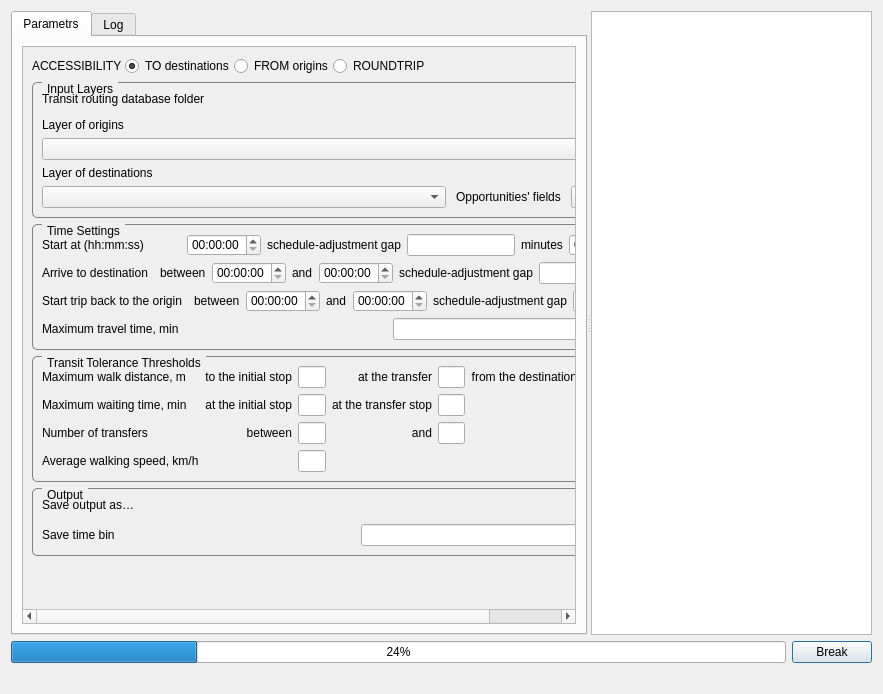
Before: the Qt Designer form UI/raptor.ui in ishusterman/tau_net_calc, drawn with Qt 5.
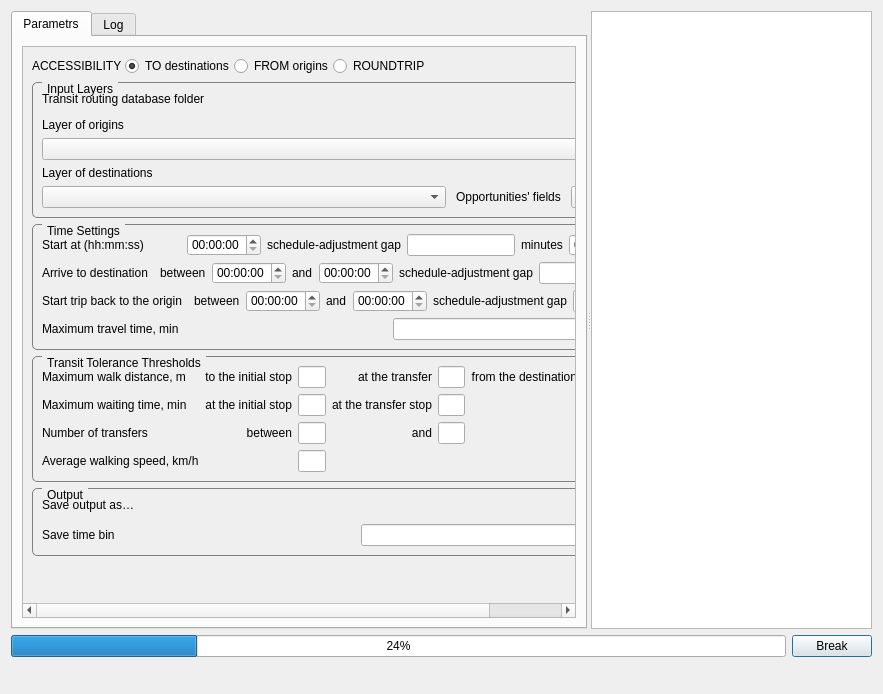
After: the same form once the commit is applied. Custom widgets are drawn as their Qt base class.

```diff
--- a/UI/raptor.ui
+++ b/UI/raptor.ui
@@ -51,7 +51,7 @@
           <widget class="QWidget" name="scrollAreaWidgetContents_2">
            <property name="geometry">
             <rect>
-             <x>-269</x>
+             <x>0</x>
              <y>0</y>
              <width>818</width>
              <height>717</height>
@@ -882,6 +882,29 @@
        </property>
       </widget>
      </item>
+     <item>
+      <spacer name="horizontalSpacer">
+       <property name="orientation">
+        <enum>Qt::Horizontal</enum>
+       </property>
+       <property name="sizeHint" stdset="0">
+        <size>
+         <width>40</width>
+         <height>20</height>
+        </size>
+       </property>
+      </spacer>
+     </item>
+     <item>
+      <widget class="QLabel" name="lblEstimateTime">
+       <property name="text">
+        <string/>
+       </property>
+       <property name="alignment">
+        <set>Qt::AlignRight|Qt::AlignTrailing|Qt::AlignVCenter</set>
+       </property>
+      </widget>
+     </item>
      <item alignment="Qt::AlignRight">
       <widget class="QDialogButtonBox" name="buttonBox">
        <property name="standardButtons">
```
